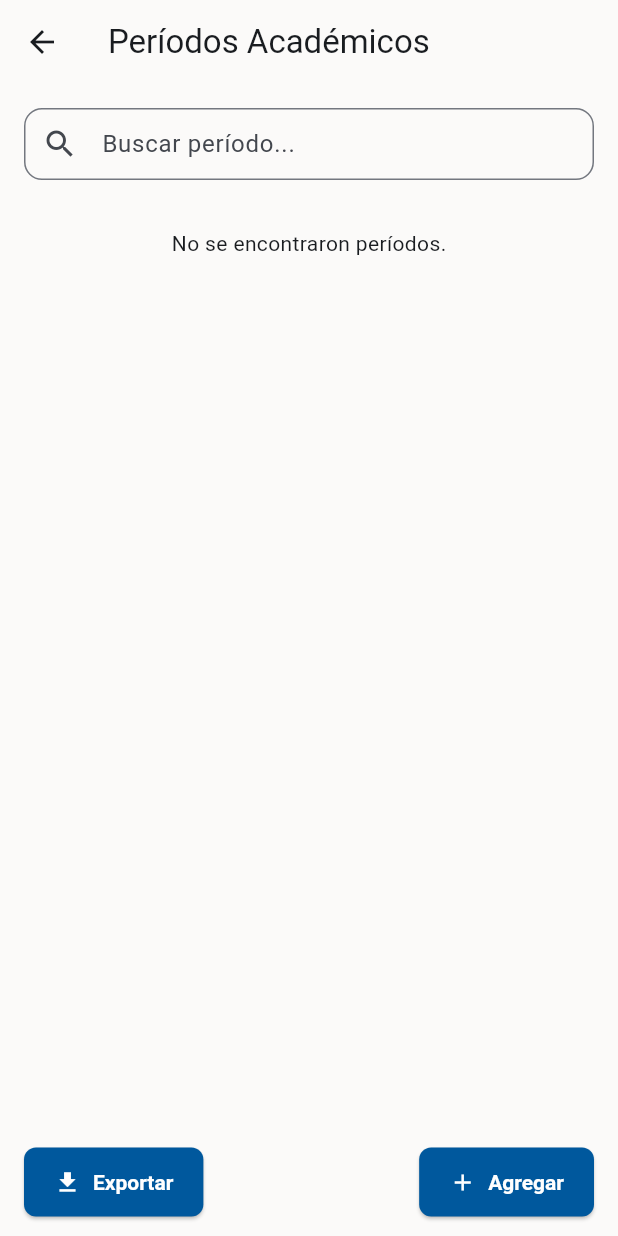
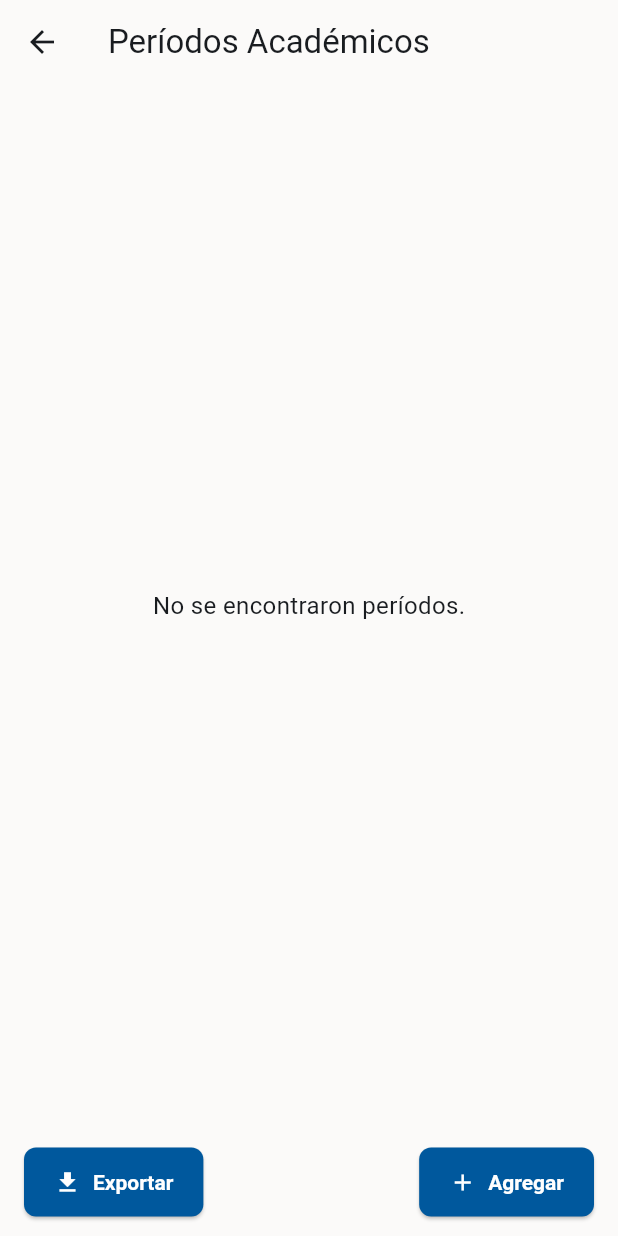
Before and after one commit to diegachito007/app_profesor, a Flutter app: the PeriodosPage screen opened by its route, on a phone screen of 412 x 824 dp. Run offline on Flutter 3.47's test engine with Material 3 defaults, Android fonts, the phone set to English and light mode, and no system bars; our stand-ins replace flutter_riverpod, logger, shared_preferences, sqflite, supabase_flutter; accounts and stored records are empty.

```diff
--- a/lib/features/pages/periodos_page.dart
+++ b/lib/features/pages/periodos_page.dart
@@ -254,6 +254,16 @@ class _PeriodosPageState extends ConsumerState<PeriodosPage> {
         error: (e, _) => Center(child: Text("Error: $e")),
         data: (periodos) {
           final controller = ref.read(periodosControllerProvider.notifier);
+
+          if (periodos.isEmpty) {
+            return const Center(
+              child: Text(
+                'No se encontraron períodos.',
+                style: TextStyle(fontSize: 16),
+              ),
+            );
+          }
+
           final filtrados = periodos
               .where(
                 (p) => p.nombre.toLowerCase().contains(_filtro.toLowerCase()),
```
